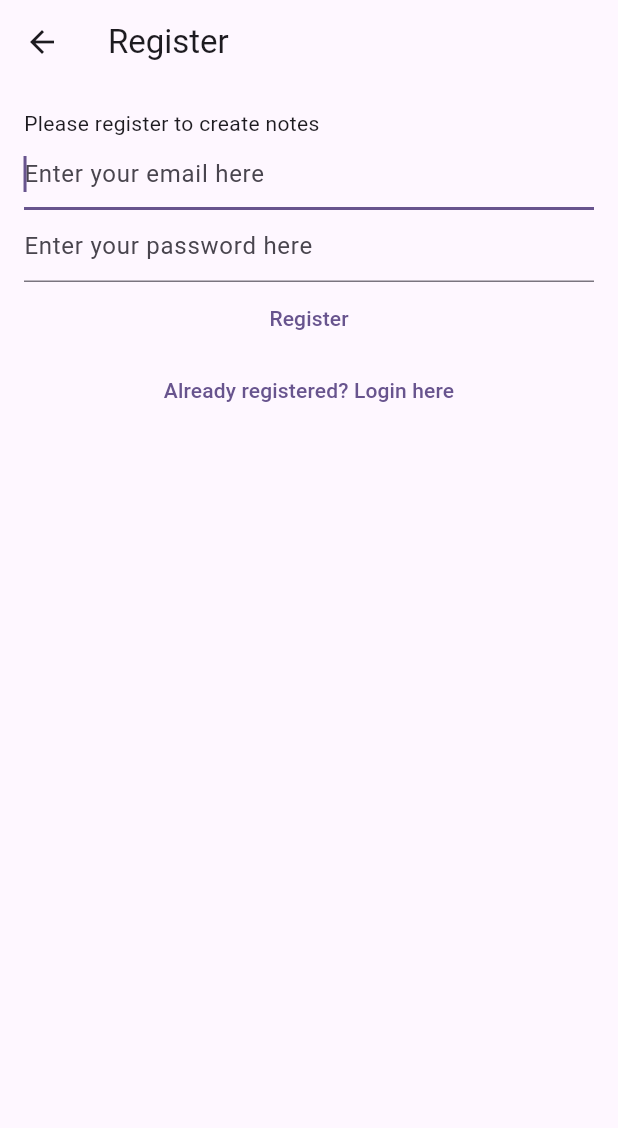
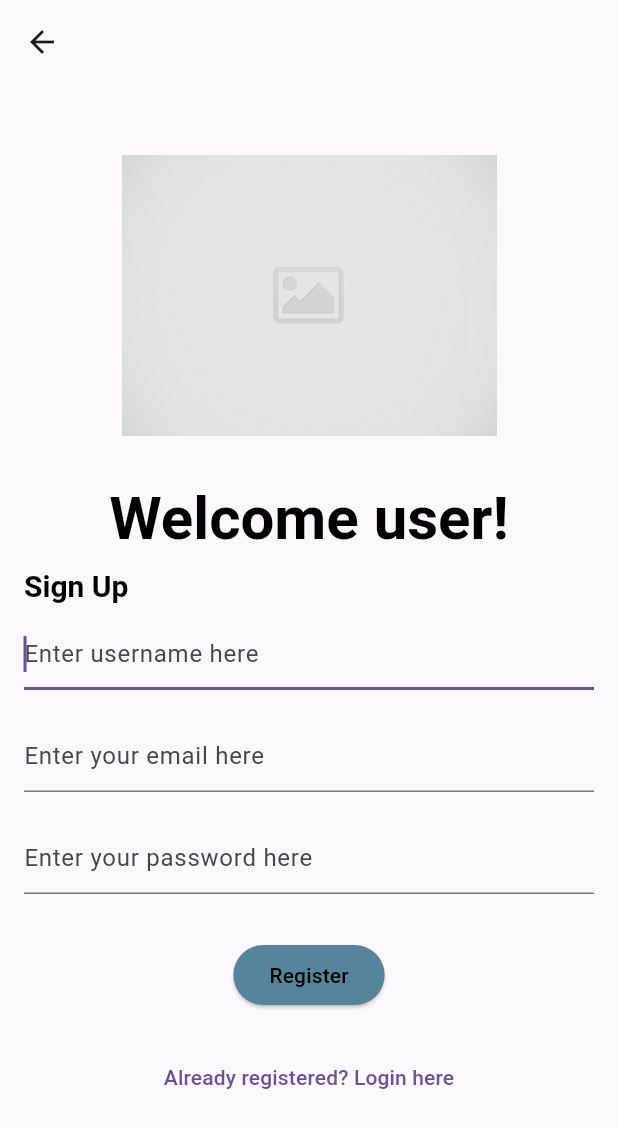
Before and after one commit to NathanTh3Gr3at/ITPV302_Project, a Flutter app: the RegisterView screen opened directly, on a phone screen of 412 x 824 dp. Shown: the top 1128 px of the screen. Run offline on Flutter 3.47's test engine with Material 3 defaults, Android fonts, the light colour scheme and no system bars; our stand-ins replace bloc, equatable, firebase_auth, firebase_core, flutter_bloc; accounts and stored records are empty; network calls fail.

Commit message:
UI Changes to Login and Register view

```diff
--- /dev/null
+++ b/ThymeToCook/thyme_to_cook/lib/views/register_login_section/register_view.dart
@@ -0,0 +1,171 @@
+import 'package:flutter/material.dart';
+import 'package:flutter_bloc/flutter_bloc.dart';
+import 'package:thyme_to_cook/services/auth/auth_exceptions.dart';
+import 'package:thyme_to_cook/services/auth/bloc/auth_bloc.dart';
+import 'package:thyme_to_cook/services/auth/bloc/auth_event.dart';
+import 'package:thyme_to_cook/services/auth/bloc/auth_state.dart';
+import 'package:thyme_to_cook/utilities/dialogs/error_dialog.dart';
+
+class RegisterView extends StatefulWidget {
+  const RegisterView({super.key});
+
+  @override
+  State<RegisterView> createState() => _RegisterViewState();
+}
+
+class _RegisterViewState extends State<RegisterView> {
+  late final TextEditingController _email;
+  late final TextEditingController _password;
+  @override
+  Widget build(BuildContext context) {
+    return BlocListener<AuthBloc, AuthState>(
+      listener: (context, state) async {
+        if (state is AuthStateRegistering) {
+          if (state.exception is WeakPasswordAuthException) {
+            await showErrorDialog(context, 'Weak password');
+          } else if (state.exception is EmailAlreadyInUseAuthException) {
+            await showErrorDialog(context, 'Email is already in use');
+          } else if (state.exception is GenericAuthException) {
+            await showErrorDialog(context, 'Failed to register');
+          } else if (state.exception is InvalidEmailAuthException) {
+            await showErrorDialog(context, 'Invalid email address');
+          }
+        }
+      },
+      child: Scaffold(
+        appBar: AppBar(),
+        body: Padding(
+          padding: const EdgeInsets.all(16.0),
+          child: Column(
+            //crossAxisAlignment: CrossAxisAlignment.start,
+            children: [
+              const Image(
+                image: AssetImage('assets/images/placeholder_image.jpg'),
+                width: 250,
+                height: 250,
+              ),
+              Align(
+                alignment: Alignment.center,
+                child: RichText(
+                  text: const TextSpan(
+                    text: 'Welcome user!',
+                    style: TextStyle(
+                      fontWeight: FontWeight.bold,
+                      fontSize: 40,
+                      color: Colors.black,
+                    ),
+                  ),
+                ),
+              ),
+              Padding(
+                padding: const EdgeInsets.only(top: 10.0),
+                child: Align(
+                  alignment: Alignment.centerLeft,
+                  child: RichText(
+                    text: const TextSpan(
+                      text: 'Sign Up',
+                      style: TextStyle(
+                        fontWeight: FontWeight.bold,
+                        fontSize: 20,
+                        color: Colors.black,
+                      ),
+                    ),
+                  ),
+                ),
+              ),
+              //error overflow of text need to fix it
+              Padding(
+                padding: const EdgeInsets.only(top: 10.0),
+                child: TextField(
+                  controller: _email,
+                  enableSuggestions: false,
+                  autocorrect: false,
+                  autofocus: true,
+                  keyboardType: TextInputType.text,
+                  decoration:
+                      const InputDecoration(hintText: 'Enter username here'),
+                ),
+              ),
+              Padding(
+                padding: const EdgeInsets.only(top: 20.0),
+                child: TextField(
+                  controller: _email,
+                  enableSuggestions: false,
+                  autocorrect: false,
+                  keyboardType: TextInputType.emailAddress,
+                  decoration:
+                      const InputDecoration(hintText: 'Enter your email here'),
+                ),
+              ),
+              Padding(
+                padding: const EdgeInsets.only(top: 20.0),
+                child: TextField(
+                  controller: _password,
+                  obscureText: true,
+                  enableSuggestions: false,
+                  autocorrect: false,
+                  decoration: const InputDecoration(
+                      hintText: 'Enter your password here'),
+                ),
+              ),
+              Center(
+                child: Column(
+                  children: [
+                    Padding(
+                      padding: const EdgeInsets.only(top: 30, bottom: 20),
+                      child: ElevatedButton(
+                        onPressed: () async {
+                          final email = _email.text;
+                          final password = _password.text;
+                          context.read()<AuthBloc>().add(
+                                AuthEventRegister(
+                                  email,
+                                  password,
+                                ),
+                              );
+                        },
+                        style: ElevatedButton.styleFrom(
+                            backgroundColor:
+                                const Color.fromARGB(255, 87, 132, 155),
+                            shape: RoundedRectangleBorder(
+                                borderRadius: BorderRadius.circular(30))),
+                        child: const Text(
+                          'Register',
+                          style: TextStyle(
+                            color: Colors.black,
+                          ),
+                        ),
+                      ),
+                    ),
+                    TextButton(
+                      onPressed: () {
+                        context.read<AuthBloc>().add(
+                              const AuthEventLogOut(),
+                            );
+                      },
+                      child: const Text('Already registered? Login here'),
+                    )
+                  ],
+                ),
+              ),
+            ],
+          ),
+        ),
+      ),
+    );
+  }
+
+  @override
+  void dispose() {
+    _email.dispose();
+    _password.dispose();
+    super.dispose();
+  }
+
+  @override
+  void initState() {
+    _email = TextEditingController();
+    _password = TextEditingController();
+    super.initState();
+  }
+}
--- a/ThymeToCook/thyme_to_cook/lib/views/register_view.dart
+++ /dev/null
@@ -1,109 +0,0 @@
-import 'package:flutter/material.dart';
-import 'package:flutter_bloc/flutter_bloc.dart';
-import 'package:thyme_to_cook/services/auth/auth_exceptions.dart';
-import 'package:thyme_to_cook/services/auth/bloc/auth_bloc.dart';
-import 'package:thyme_to_cook/services/auth/bloc/auth_event.dart';
-import 'package:thyme_to_cook/services/auth/bloc/auth_state.dart';
-import 'package:thyme_to_cook/utilities/dialogs/error_dialog.dart';
-
-class RegisterView extends StatefulWidget {
-  const RegisterView({super.key});
-
-  @override
-  State<RegisterView> createState() => _RegisterViewState();
-}
-
-class _RegisterViewState extends State<RegisterView> {
-  late final TextEditingController _email;
-  late final TextEditingController _password;
-  @override
-  Widget build(BuildContext context) {
-    return BlocListener<AuthBloc, AuthState>(
-      listener: (context, state) async {
-        if (state is AuthStateRegistering) {
-          if (state.exception is WeakPasswordAuthException) {
-            await showErrorDialog(context, 'Weak password');
-          } else if (state.exception is EmailAlreadyInUseAuthException) {
-            await showErrorDialog(context, 'Email is already in use');
-          } else if (state.exception is GenericAuthException) {
-            await showErrorDialog(context, 'Failed to register');
-          } else if (state.exception is InvalidEmailAuthException) {
-            await showErrorDialog(context, 'Invalid email address');
-          }
-        }
-      },
-      child: Scaffold(
-        appBar: AppBar(
-          title: const Text('Register'),
-        ),
-        body: Padding(
-          padding: const EdgeInsets.all(16.0),
-          child: Column(
-            crossAxisAlignment: CrossAxisAlignment.start,
-            children: [
-              const Text('Please register to create notes'),
-              TextField(
-                controller: _email,
-                enableSuggestions: false,
-                autocorrect: false,
-                autofocus: true,
-                keyboardType: TextInputType.emailAddress,
-                decoration:
-                    const InputDecoration(hintText: 'Enter your email here'),
-              ),
-              TextField(
-                controller: _password,
-                obscureText: true,
-                enableSuggestions: false,
-                autocorrect: false,
-                decoration:
-                    const InputDecoration(hintText: 'Enter your password here'),
-              ),
-              Center(
-                child: Column(
-                  children: [
-                    TextButton(
-                      onPressed: () async {
-                        final email = _email.text;
-                        final password = _password.text;
-                        context.read()<AuthBloc>().add(
-                              AuthEventRegister(
-                                email,
-                                password,
-                              ),
-                            );
-                      },
-                      child: const Text('Register'),
-                    ),
-                    TextButton(
-                      onPressed: () {
-                        context.read<AuthBloc>().add(
-                              const AuthEventLogOut(),
-                            );
-                      },
-                      child: const Text('Already registered? Login here'),
-                    )
-                  ],
-                ),
-              ),
-            ],
-          ),
-        ),
-      ),
-    );
-  }
-
-  @override
-  void dispose() {
-    _email.dispose();
-    _password.dispose();
-    super.dispose();
-  }
-
-  @override
-  void initState() {
-    _email = TextEditingController();
-    _password = TextEditingController();
-    super.initState();
-  }
-}
--- a/ThymeToCook/thyme_to_cook/pubspec.yaml
+++ b/ThymeToCook/thyme_to_cook/pubspec.yaml
@@ -64,6 +64,8 @@ flutter:
   # included with your application, so that you can use the icons in
   # the material Icons class.
   uses-material-design: true
+  assets:
+    - assets/images/placeholder_image.jpg
 
   # To add assets to your application, add an assets section, like this:
   # assets:
```
Also changed, not shown: ThymeToCook/thyme_to_cook/lib/main.dart (+8 -7 lines), ThymeToCook/thyme_to_cook/lib/views/login_view.dart (deleted, +0 -113 lines), ThymeToCook/thyme_to_cook/lib/views/register_login_section/login_view.dart (added, +157 -0 lines), ThymeToCook/thyme_to_cook/assets/images/placeholder_image.jpg (added), ThymeToCook/thyme_to_cook/lib/views/register_login_section/forgot_password_view.dart (renamed from ThymeToCook/thyme_to_cook/lib/views/forgot_password_view.dart), ThymeToCook/thyme_to_cook/lib/views/register_login_section/verify_email_view.dart (renamed from ThymeToCook/thyme_to_cook/lib/views/verify_email_view.dart), 1 other file.
